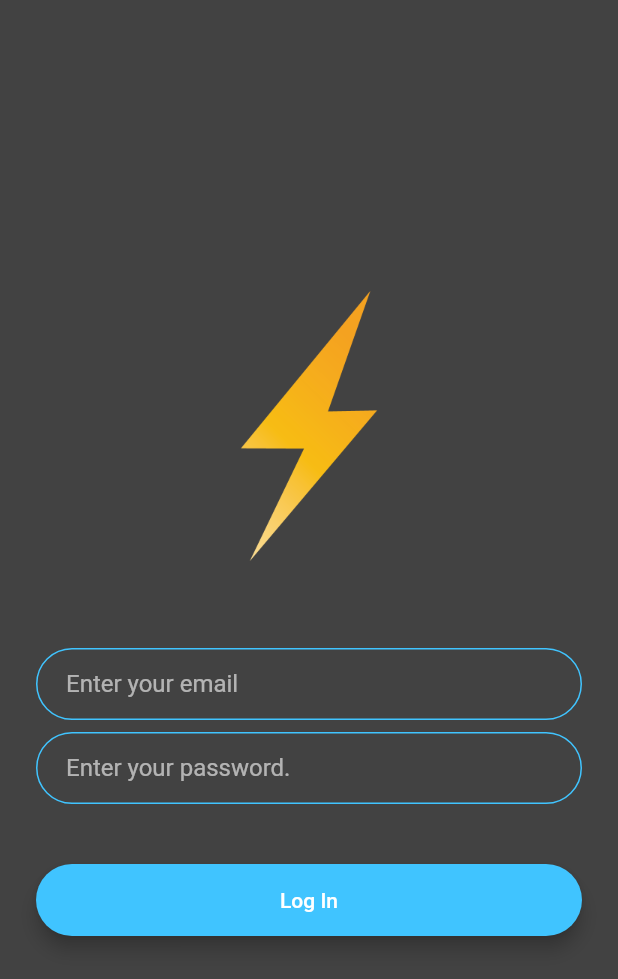
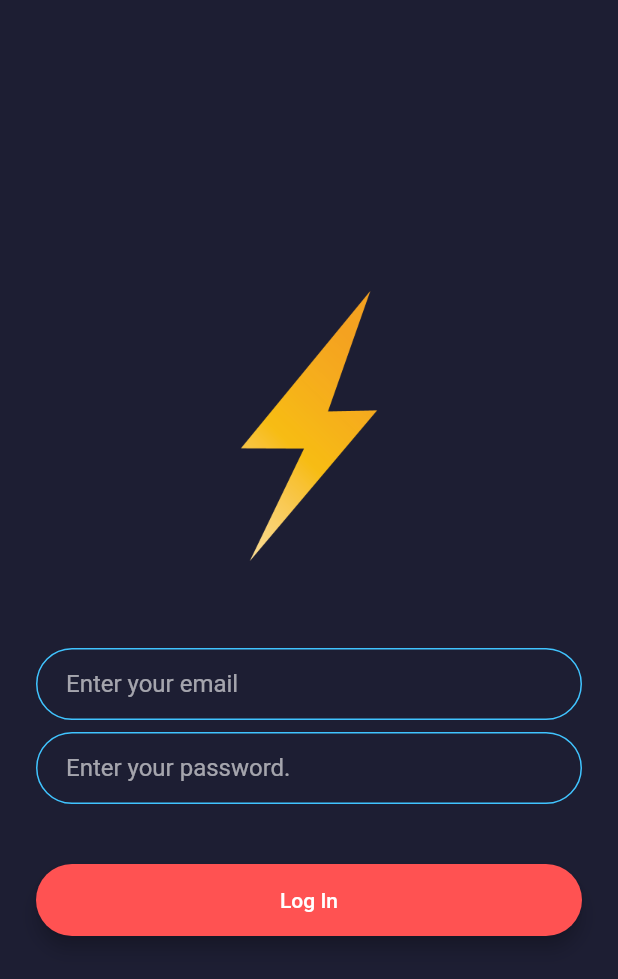
Before and after one commit to Ruben-van-Breda/FlashChat, a Flutter app: the screen it shows after launch, after a tap on "Log In", on a phone screen of 412 x 824 dp. Shown: the top 979 px of the screen. Run offline on Flutter 3.47's test engine with Material 2 defaults, Android fonts, the phone set to English and light mode, and no system bars.

Commit message:
Added more Animations

```diff
--- a/lib/constants.dart
+++ b/lib/constants.dart
@@ -1,4 +1,6 @@
 import 'package:flutter/material.dart';
+
+const ACTIVE_CARD_COLOR = Color(0xFF1D1E33);
 
 const kSendButtonTextStyle = TextStyle(
   color: Colors.lightBlueAccent,
--- a/lib/main.dart
+++ b/lib/main.dart
@@ -1,3 +1,4 @@
+import 'package:flash_chat/constants.dart';
 import 'package:flutter/material.dart';
 import 'package:flash_chat/screens/welcome_screen.dart';
 import 'package:flash_chat/screens/login_screen.dart';
@@ -13,9 +14,9 @@ class FlashChat extends StatelessWidget {
       debugShowCheckedModeBanner: false,
       theme: ThemeData.dark().copyWith(
           textTheme: TextTheme(
-            body1: TextStyle(color: Colors.black54),
+            body1: TextStyle(color: Colors.white),
           ),
-          scaffoldBackgroundColor: Colors.grey[700]),
+          scaffoldBackgroundColor: ACTIVE_CARD_COLOR),
       initialRoute: WelcomeScreen.id,
       routes: {
         WelcomeScreen.id: (context) => WelcomeScreen(),
--- a/lib/screens/login_screen.dart
+++ b/lib/screens/login_screen.dart
@@ -10,7 +10,6 @@ class _LoginScreenState extends State<LoginScreen> {
   @override
   Widget build(BuildContext context) {
     return Scaffold(
-      backgroundColor: Colors.grey[800],
       body: Padding(
         padding: EdgeInsets.symmetric(horizontal: 24.0),
         child: Column(
@@ -81,8 +80,10 @@ class _LoginScreenState extends State<LoginScreen> {
             ),
             Padding(
               padding: EdgeInsets.symmetric(vertical: 16.0),
+              child: Hero(
+                tag: 'loginBtn',
                 child: Material(
-                color: Colors.lightBlueAccent,
+                  color: Colors.redAccent,
                   borderRadius: BorderRadius.all(Radius.circular(30.0)),
                   elevation: 5.0,
                   child: MaterialButton(
@@ -97,6 +98,7 @@ class _LoginScreenState extends State<LoginScreen> {
                   ),
                 ),
               ),
+            ),
           ],
         ),
       ),
--- a/lib/screens/registration_screen.dart
+++ b/lib/screens/registration_screen.dart
@@ -10,7 +10,6 @@ class _RegistrationScreenState extends State<RegistrationScreen> {
   @override
   Widget build(BuildContext context) {
     return Scaffold(
-      backgroundColor: Colors.grey[800],
       body: Padding(
         padding: EdgeInsets.symmetric(horizontal: 24.0),
         child: Column(
@@ -77,8 +76,10 @@ class _RegistrationScreenState extends State<RegistrationScreen> {
             ),
             Padding(
               padding: EdgeInsets.symmetric(vertical: 16.0),
+              child: Hero(
+                tag: 'registerBtn',
                 child: Material(
-                color: Colors.blueAccent,
+                  color: Colors.orangeAccent,
                   borderRadius: BorderRadius.all(Radius.circular(30.0)),
                   elevation: 5.0,
                   child: MaterialButton(
@@ -94,6 +95,7 @@ class _RegistrationScreenState extends State<RegistrationScreen> {
                   ),
                 ),
               ),
+            ),
           ],
         ),
       ),
--- a/lib/screens/welcome_screen.dart
+++ b/lib/screens/welcome_screen.dart
@@ -1,5 +1,6 @@
 import 'dart:ui';
 
+import 'package:flash_chat/constants.dart';
 import 'package:flash_chat/screens/login_screen.dart';
 import 'package:flash_chat/screens/registration_screen.dart';
 import 'package:flutter/material.dart';
@@ -26,7 +27,8 @@ class _WelcomeScreenState extends State<WelcomeScreen>
     animationForLogo =
         CurvedAnimation(parent: controller, curve: Curves.easeIn);
     animationForColorTween =
-        ColorTween(begin: Colors.amber, end: Colors.blue).animate(controller);
+        ColorTween(begin: Colors.red, end: ACTIVE_CARD_COLOR)
+            .animate(controller);
 
     controller.forward(); // start animation
 
@@ -82,9 +84,11 @@ class _WelcomeScreenState extends State<WelcomeScreen>
             ),
             Padding(
               padding: EdgeInsets.symmetric(vertical: 16.0),
+              child: Hero(
+                tag: 'loginBtn',
                 child: Material(
                   elevation: 5.0,
-                color: Colors.lightBlueAccent,
+                  color: Colors.redAccent,
                   borderRadius: BorderRadius.circular(30.0),
                   child: MaterialButton(
                     onPressed: () {
@@ -102,10 +106,13 @@ class _WelcomeScreenState extends State<WelcomeScreen>
                   ),
                 ),
               ),
+            ),
             Padding(
               padding: EdgeInsets.symmetric(vertical: 16.0),
+              child: Hero(
+                tag: 'registerBtn',
                 child: Material(
-                color: Colors.blueAccent,
+                  color: Colors.orangeAccent,
                   borderRadius: BorderRadius.circular(30.0),
                   elevation: 5.0,
                   child: MaterialButton(
@@ -125,6 +132,7 @@ class _WelcomeScreenState extends State<WelcomeScreen>
                   ),
                 ),
               ),
+            ),
           ],
         ),
       ),
```
Lines whose indentation alone changed are shown as unchanged.
